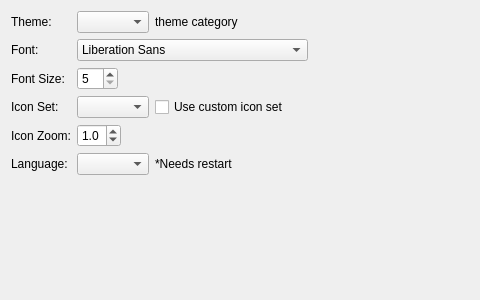
Qt form RedPandaIDE/settingsdialog/environmentappearancewidget.ui (royqh1979/RedPanda-CPP) before a commit; both pictures show x 0 to 480 and y 0 to 300 of the 733 by 300 pixel window.
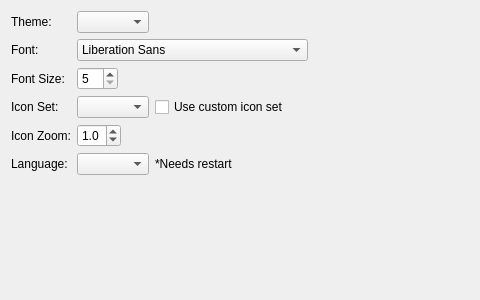
The same form after that commit.

Commit message: update theme category indicator

Patch:
```diff
--- a/RedPandaIDE/settingsdialog/environmentappearancewidget.ui
+++ b/RedPandaIDE/settingsdialog/environmentappearancewidget.ui
@@ -135,13 +135,6 @@
       <item>
        <widget class="QComboBox" name="cbTheme"/>
       </item>
-      <item>
-       <widget class="QLabel" name="lblThemeCategory">
-        <property name="text">
-         <string>theme category</string>
-        </property>
-       </widget>
-      </item>
       <item>
        <spacer name="horizontalSpacer">
         <property name="orientation">
```
The commit also changes 3 other files.
